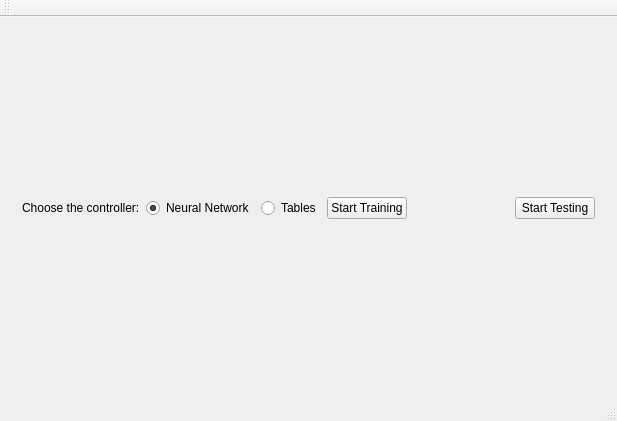
Before: the Qt Designer form uvispace/uvigui/tools/neural_controller_trainer/interface/neural_controller_trainer.ui in UviDTE-UviSpace/uvispace-main-controller, drawn with Qt 5.
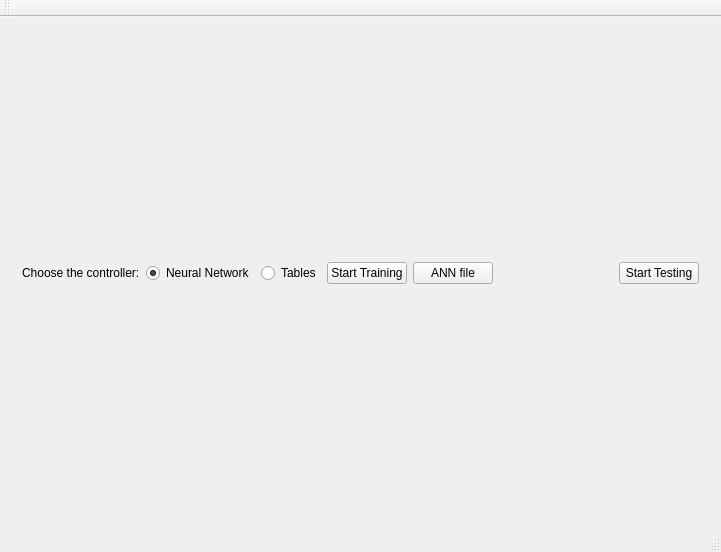
After: the same form once the commit is applied. The open tabs and pages were chosen to show the change.

Commit message: training gui with plots and select network

The edit to the form file:
```diff
--- a/uvispace/uvigui/tools/neural_controller_trainer/interface/neural_controller_trainer.ui
+++ b/uvispace/uvigui/tools/neural_controller_trainer/interface/neural_controller_trainer.ui
@@ -6,8 +6,8 @@
    <rect>
     <x>0</x>
     <y>0</y>
-    <width>617</width>
-    <height>421</height>
+    <width>721</width>
+    <height>552</height>
    </rect>
   </property>
   <property name="sizePolicy">
@@ -70,6 +70,13 @@
             </property>
            </widget>
           </item>
+          <item>
+           <widget class="QPushButton" name="pbAnnFile">
+            <property name="text">
+             <string>ANN file</string>
+            </property>
+           </widget>
+          </item>
           <item>
            <spacer name="horizontalSpacer">
             <property name="orientation">
```
Left out of the diff: 4 changed lines with no effect on the pictures. The commit also changes 3 other files.
